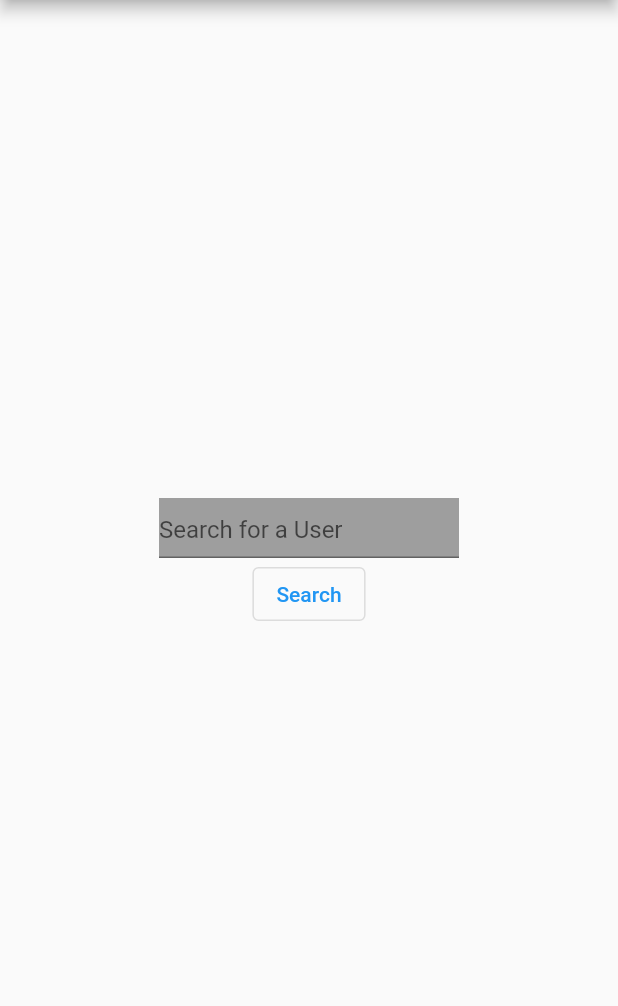
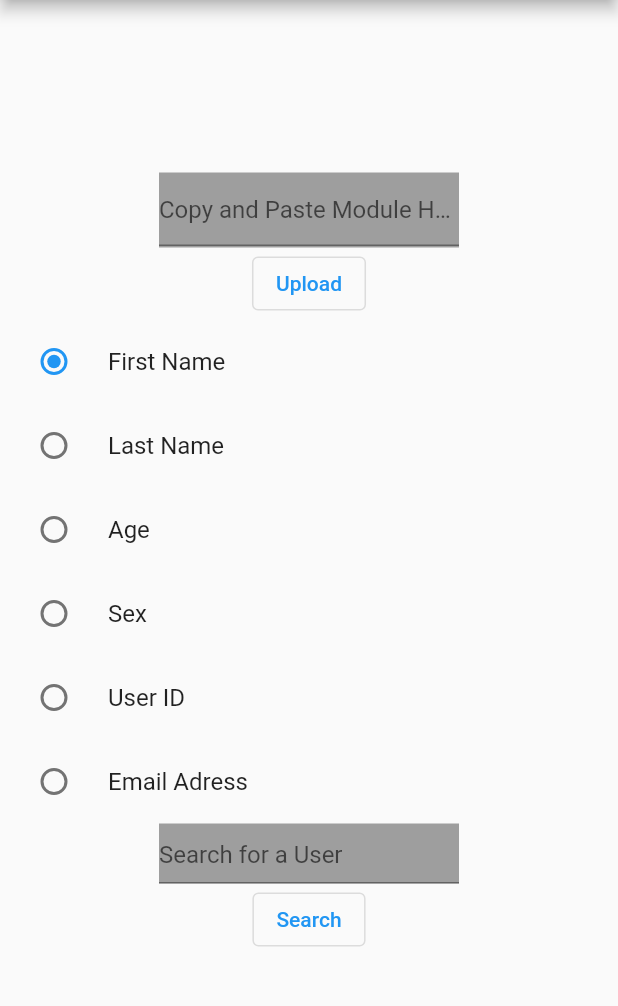
Before and after one commit to ALASKAWARRIORS/HealthLit, a Flutter app: the screen it shows after launch, on a phone screen of 412 x 824 dp, the part 84-1090 px from its top. Run offline on Flutter 3.47's test engine with Material 2 defaults, Android fonts, the phone set to English and light mode, and no system bars; our stand-ins replace cloud_firestore, firebase_auth, firebase_core, flip_card; accounts and stored records are empty.

Commit message:
Integrated To Main Database + More Filters + Upload Feature
Upload doesn't quite work correctly but everything else does

```diff
--- a/Web_Application/webapp/lib/main.dart
+++ b/Web_Application/webapp/lib/main.dart
@@ -46,20 +46,42 @@ class UserSearchForm extends StatefulWidget {
   _UserSearchFormState createState() => _UserSearchFormState();
 }
 
+enum filterType {F_Name, L_Name, Age, Sex, U_ID, Email}
+
 // Define a corresponding State class.
 // This class holds the data related to the Form.
 class _UserSearchFormState extends State<UserSearchForm> {
   // Create a text controller and use it to retrieve the current value
   // of the TextField.
+  final moduleController = TextEditingController();
   final userController = TextEditingController();
-  final CollectionReference userCollection = FirebaseFirestore.instance.collection("Users");
+  final CollectionReference moduleCollection = FirebaseFirestore.instance.collection("modules");
+  final CollectionReference userCollection = FirebaseFirestore.instance.collection("users");
   String input = "";
+  filterType? _filter = filterType.F_Name;
+
+  Future<void> addModule(String input) async {
+    int counter = 1;
+    await moduleCollection.get().then((QuerySnapshot querySnapshot) {
+      querySnapshot.docs.forEach((doc) {
+        counter = counter + 1;
+        });
+    });
+    print(counter);
+    String newMod = "Module" + counter.toString();
+    print(newMod);
+    moduleCollection.add({
+      "title": newMod,
+      "content": input
+    });
+    print("finished");
+  }
 
   Future<void> getAllUsers() async {
     String newString = "";
     await userCollection.get().then((QuerySnapshot querySnapshot) {
       querySnapshot.docs.forEach((doc) {
-        newString = newString + doc["FirstName"] + " " + doc["LastName"] + " " + doc["Age"].toString() + " " + doc["Sex"] + "\n";
+        newString = newString + doc["First_Name"] + " " + doc["Last_Name"] + " " + doc["Age"].toString() + " " + doc["Sex"] + "  " + doc["User_ID"] + " " + doc["Email"] + "\n";
       });
     });
     setState(() {
@@ -69,10 +91,9 @@ class _UserSearchFormState extends State<UserSearchForm> {
 
   Future<void> getUsersFN (String F_Name) async {
     String newString = "";
-    print("Flag1");
-    await userCollection.where("FirstName", isEqualTo: F_Name).get().then((QuerySnapshot querySnapshot) {
+    await userCollection.where("First_Name", isEqualTo: F_Name).get().then((QuerySnapshot querySnapshot) {
       querySnapshot.docs.forEach((doc) {
-        newString = newString + doc["FirstName"] + " " + doc["LastName"] + " " + doc["Age"].toString() + " " + doc["Sex"] + "\n";
+        newString = newString + doc["First_Name"] + " " + doc["Last_Name"] + " " + doc["Age"].toString() + " " + doc["Sex"] + "  " + doc["User_ID"] + " " + doc["Email"] + "\n";
       });
     });
     print("Done");
@@ -82,30 +103,102 @@ class _UserSearchFormState extends State<UserSearchForm> {
     });
   }
 
+  Future<void> getUsersLN (String L_Name) async {
+    String newString = "";
+    await userCollection.where("Last_Name", isEqualTo: L_Name).get().then((QuerySnapshot querySnapshot) {
+      querySnapshot.docs.forEach((doc) {
+        newString = newString + doc["First_Name"] + " " + doc["Last_Name"] + " " + doc["Age"].toString() + " " + doc["Sex"] + "  " + doc["User_ID"] + " " + doc["Email"] + "\n";
+      });
+    });
+    setState(() {
+      input = newString;
+    });
+  }
+
+  Future<void> getUsersAge (String Age) async {
+    String newString = "";
+    await userCollection.where("Age", isEqualTo: int.parse(Age)).get().then((QuerySnapshot querySnapshot) {
+      querySnapshot.docs.forEach((doc) {
+        newString = newString + doc["First_Name"] + " " + doc["Last_Name"] + " " + doc["Age"].toString() + " " + doc["Sex"] + "  " + doc["User_ID"] + " " + doc["Email"] + "\n";
+      });
+    });
+    setState(() {
+      input = newString;
+    });
+  }
+
+  Future<void> getUsersSex (String Sex) async {
+    String newString = "";
+    await userCollection.where("Sex", isEqualTo: Sex).get().then((QuerySnapshot querySnapshot) {
+      querySnapshot.docs.forEach((doc) {
+        newString = newString + doc["First_Name"] + " " + doc["Last_Name"] + " " + doc["Age"].toString() + " " + doc["Sex"] + "  " + doc["User_ID"] + " " + doc["Email"] + "\n";
+      });
+    });
+    setState(() {
+      input = newString;
+    });
+  }
+  Future<void> getUsersUID (String User_ID) async {
+    String newString = "";
+    await userCollection.where("User_ID", isEqualTo: User_ID).get().then((QuerySnapshot querySnapshot) {
+      querySnapshot.docs.forEach((doc) {
+        newString = newString + doc["First_Name"] + " " + doc["Last_Name"] + " " + doc["Age"].toString() + " " + doc["Sex"] + "  " + doc["User_ID"] + " " + doc["Email"] + "\n";
+      });
+    });
+    setState(() {
+      input = newString;
+    });
+  }
+
+  Future<void> getUsersEmail (String Email) async {
+    String newString = "";
+    await userCollection.where("Email", isEqualTo: Email).get().then((QuerySnapshot querySnapshot) {
+      querySnapshot.docs.forEach((doc) {
+        newString = newString + doc["First_Name"] + " " + doc["Last_Name"] + " " + doc["Age"].toString() + " " + doc["Sex"] + "  " + doc["User_ID"] + " " + doc["Email"] + "\n";
+      });
+    });
+    setState(() {
+      input = newString;
+    });
+  }
+
   void updateInput(String input)
   {
     print(input);
-    if(input == "")
+    if(input.isEmpty)
     {
       getAllUsers();
     }
-    else
+    else if(_filter == filterType.F_Name)
     {
-      print("Flag");
+
       getUsersFN(input);
     }
-  }
+    else if(_filter == filterType.L_Name)
+    {
 
+      getUsersLN(input);
+    }
+    else if(_filter == filterType.Age)
+    {
 
+      getUsersAge(input);
+    }
+    else if(_filter == filterType.Sex)
+    {
 
-  Future<String> getAllDocs() async {
-    String newString = "";
-    await userCollection.get().then((QuerySnapshot querySnapshot) {
-        querySnapshot.docs.forEach((doc) {
-          newString = newString + doc["FirstName"] + " " + doc["LastName"] + " " + doc["Age"].toString() + " " + doc["Sex"] + "\n";
-        });
-      });
-    return newString;
+      getUsersSex(input);
+    }
+    else if(_filter == filterType.U_ID)
+    {
+
+      getUsersUID(input);
+    }
+    else if(_filter == filterType.Email)
+    {
+
+      getUsersEmail(input);
+    }
   }
 
   @override
@@ -118,6 +211,85 @@ class _UserSearchFormState extends State<UserSearchForm> {
         child: Column(
           mainAxisAlignment: MainAxisAlignment.center,
           children: <Widget>[
+            Container(
+              width: 200,
+              height: 50,
+              color: Colors.grey,
+              child: Center(
+                child: TextField(
+                  controller: moduleController,
+                  decoration: InputDecoration(
+                    hintText: 'Copy and Paste Module Here'
+                  )
+                )
+              )
+            ),
+            OutlinedButton(
+              onPressed: () {
+                addModule(moduleController.text);
+              },
+              child: Text("Upload"),
+            ),
+            RadioListTile(
+              title: Text("First Name"),
+              value: filterType.F_Name,
+              groupValue: _filter,
+              onChanged: (filterType? value) {
+                setState(() {
+                  _filter = value;
+                });
+              }
+            ),
+            RadioListTile(
+              title: Text("Last Name"),
+              value: filterType.L_Name,
+              groupValue: _filter,
+              onChanged: (filterType? value) {
+                setState(() {
+                  _filter = value;
+                });
+              }
+            ),
+            RadioListTile(
+              title: Text("Age"),
+              value: filterType.Age,
+              groupValue: _filter,
+              onChanged: (filterType? value) {
+                setState(() {
+                  _filter = value;
+                });
+              }
+            ),
+            RadioListTile(
+              title: Text("Sex"),
+              value: filterType.Sex,
+              groupValue: _filter,
+              onChanged: (filterType? value) {
+                setState(() {
+                  _filter = value;
+                });
+              }
+            ),
+            RadioListTile(
+              title: Text("User ID"),
+              value: filterType.U_ID,
+              groupValue: _filter,
+              onChanged: (filterType? value) {
+                setState(() {
+                  _filter = value;
+                });
+              }
+            ),
+            RadioListTile(
+              title: Text("Email Adress"),
+              value: filterType.Email,
+              groupValue: _filter,
+              onChanged: (filterType? value) {
+                setState(() {
+                  _filter = value;
+                });
+              }
+            ),
             Container(
               width: 200,
               height: 40,
```
Also changed, not shown: 1 other file.
